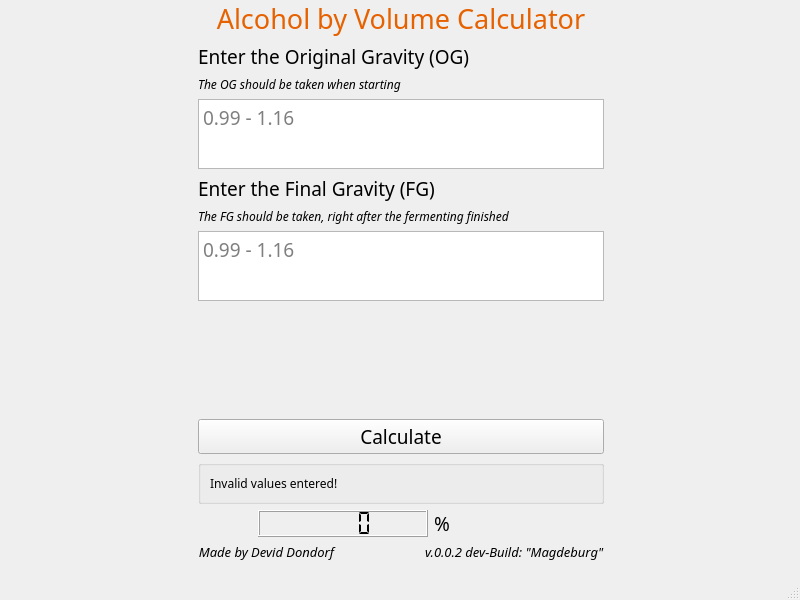
deviddondorf/ABVCalc, file ABVCalculator/ABVCalculator.ui: the form before one commit.
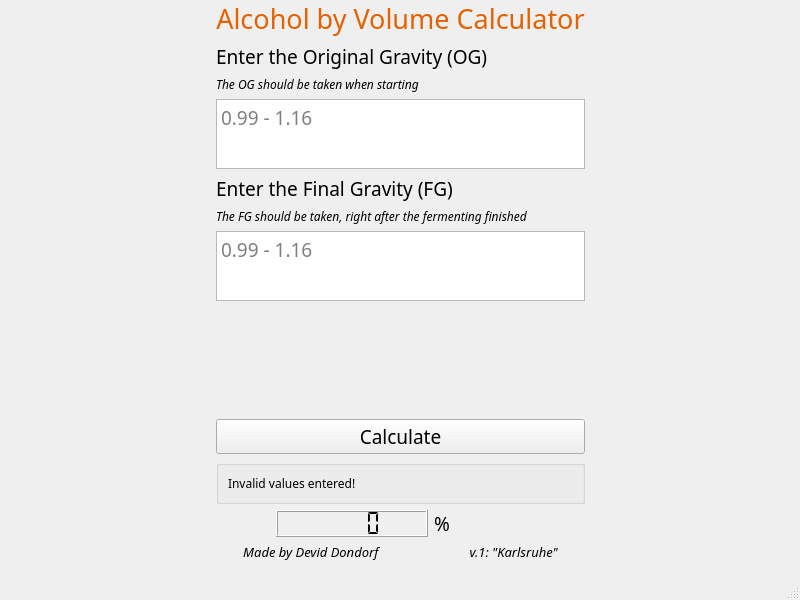
The form after the commit. Icons and pictures are not drawn.

```diff
--- a/ABVCalculator/ABVCalculator.ui
+++ b/ABVCalculator/ABVCalculator.ui
@@ -375,7 +375,7 @@
           </font>
          </property>
          <property name="text">
-          <string>Made by Devid Dondorf                           v.0.0.2 dev-Build: &quot;Magdeburg&quot;</string>
+          <string>Made by Devid Dondorf                           v.1: &quot;Karlsruhe&quot;</string>
          </property>
          <property name="alignment">
           <set>Qt::AlignmentFlag::AlignCenter</set>
```
